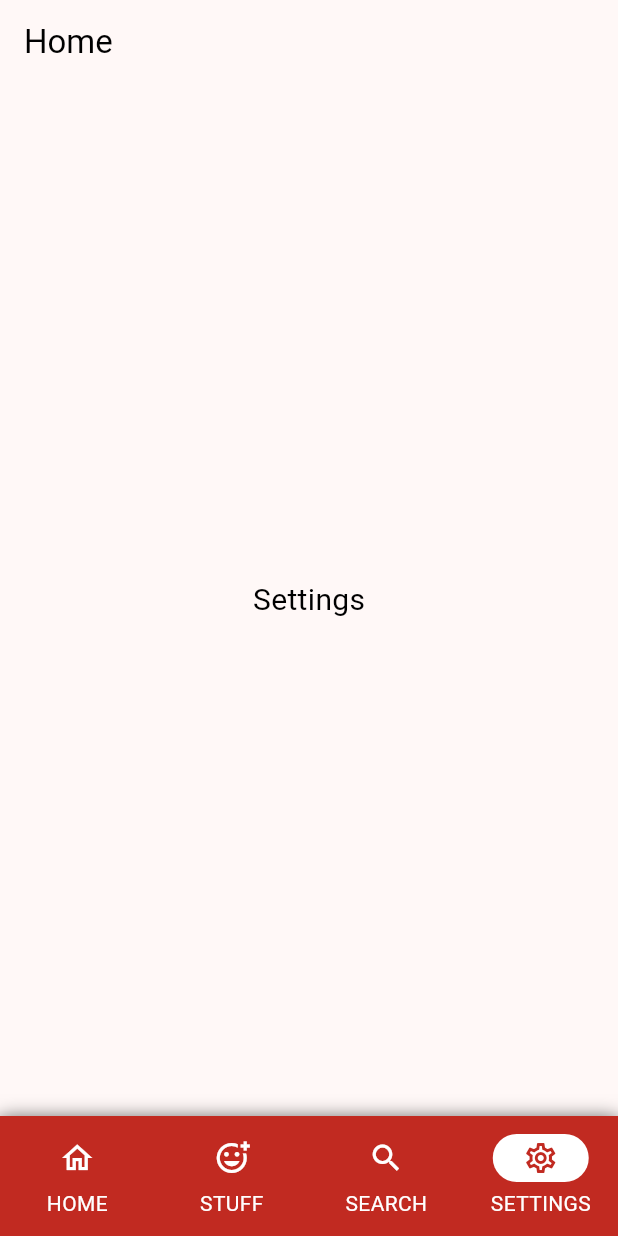
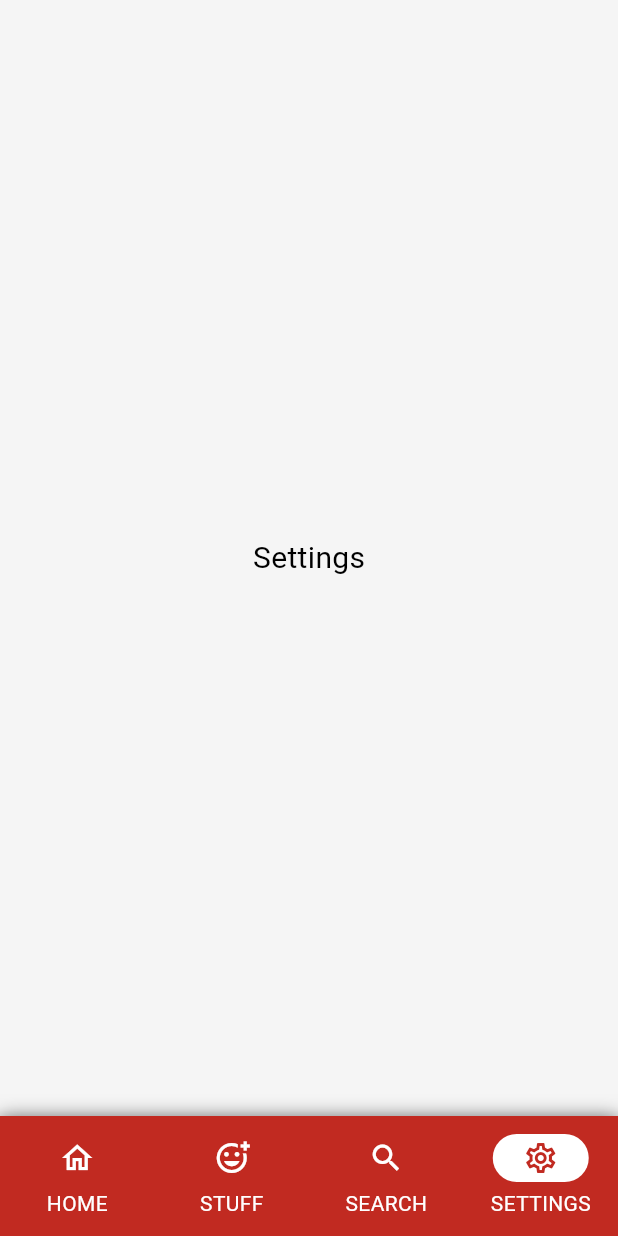
Before and after one commit to xupisco/flutter_basic_scaffold, a Flutter app: the screen it shows after launch, item 4 of the bottom bar chosen, on a phone screen of 412 x 824 dp. Run offline on Flutter 3.47's test engine with Material 3 defaults, Android fonts, the phone set to English and light mode, and no system bars; our stand-ins replace go_router.

Commit message:
playing around

```diff
--- a/lib/main.dart
+++ b/lib/main.dart
@@ -16,6 +16,7 @@ class Bobs extends StatelessWidget {
   Widget build(BuildContext context) => MaterialApp.router (
       routerConfig: router,
       debugShowCheckedModeBanner: Constants.showDebugBanner,
-      theme: BobsTheme.getAppTheme()
+      theme: lightTheme,
+      darkTheme: darkTheme,
     );
 }
--- a/lib/pages/_scaffold.dart
+++ b/lib/pages/_scaffold.dart
@@ -18,8 +18,8 @@ class BaseScaffold extends StatelessWidget {
         value: SystemUiOverlayStyle(
             statusBarBrightness: Brightness.light,
             statusBarIconBrightness: Brightness.light,
-            statusBarColor: AppColors.primary,
-            systemNavigationBarColor: AppColors.primary),
+            statusBarColor: BobsColors.primary,
+            systemNavigationBarColor: BobsColors.primary),
         child: Scaffold(
           body: navigationShell,
           bottomNavigationBar: Container(
@@ -37,7 +37,7 @@ class BaseScaffold extends StatelessWidget {
               selectedIndex: navigationShell.currentIndex,
               onDestinationSelected: navigationShell.goBranch,
               indicatorColor: Colors.white,
-              backgroundColor: AppColors.primary,
+              backgroundColor: BobsColors.primary,
               destinations: destinations
                   .map((destination) => NavigationDestination(
                         icon: Icon(
@@ -47,7 +47,7 @@ class BaseScaffold extends StatelessWidget {
                         label: destination.label.toUpperCase(),
                         selectedIcon: Icon(
                           destination.icon,
-                          color: AppColors.primary,
+                          color: BobsColors.primary,
                         ),
                       ))
                   .toList(),
--- a/lib/pages/search.dart
+++ b/lib/pages/search.dart
@@ -6,7 +6,7 @@ class SearchPage extends StatelessWidget {
 
   @override
   Widget build(BuildContext context) => Scaffold(
-    appBar: AppBar(title: const Text('Home')),
+    appBar: AppBar(title: const Text('Search')),
     body: Center(
       child: Column(
         mainAxisAlignment: MainAxisAlignment.center,
--- a/lib/pages/settings.dart
+++ b/lib/pages/settings.dart
@@ -6,7 +6,6 @@ class SettingsPage extends StatelessWidget {
 
   @override
   Widget build(BuildContext context) => Scaffold(
-    appBar: AppBar(title: const Text('Home')),
     body: Center(
       child: Column(
         mainAxisAlignment: MainAxisAlignment.center,
--- a/lib/pages/stuff.dart
+++ b/lib/pages/stuff.dart
@@ -6,7 +6,7 @@ class StuffPage extends StatelessWidget {
 
   @override
   Widget build(BuildContext context) => Scaffold(
-    appBar: AppBar(title: const Text('Home')),
+    appBar: AppBar(title: const Text('Stuff')),
     body: Center(
       child: Column(
         mainAxisAlignment: MainAxisAlignment.center,
--- a/lib/utils/bobs_theme.dart
+++ b/lib/utils/bobs_theme.dart
@@ -1,27 +1,35 @@
 import 'package:flutter/material.dart';
 
-class AppColors {
+class BobsColors {
   static const primary = Color(0xffc12a21);
 }
 
-class BobsTheme {
-  static ThemeData getAppTheme() {
-    return ThemeData(
-      useMaterial3: true,
-
-      // Colors
-      primaryColor: AppColors.primary,
-      colorScheme: ColorScheme.fromSeed(
-        seedColor: AppColors.primary,
-        contrastLevel: 1,
+ThemeData lightTheme = ThemeData(
+  colorScheme: ColorScheme.light(
+    brightness: Brightness.light,
+    surface: Colors.grey.shade100,
+    primary: BobsColors.primary
   ),
 
-      // Navigation Bar
   navigationBarTheme: NavigationBarThemeData(
     indicatorColor: Colors.black.withAlpha(60),
     labelTextStyle:
         WidgetStateProperty.all(const TextStyle(color: Colors.white)),
   ),
 );
-  }
-}
+
+ThemeData darkTheme = ThemeData(
+  appBarTheme: AppBarTheme(color: BobsColors.primary),
+  colorScheme: ColorScheme.dark(
+      brightness: Brightness.dark,
+      surface: Colors.grey.shade900,
+      primary: BobsColors.primary,
+      onPrimary: Colors.white
+  ),
+
+  navigationBarTheme: NavigationBarThemeData(
+    indicatorColor: Colors.black.withAlpha(60),
+    labelTextStyle:
+        WidgetStateProperty.all(const TextStyle(color: Colors.white)),
+  ),
+);
--- a/pubspec.yaml
+++ b/pubspec.yaml
@@ -14,6 +14,7 @@ dependencies:
 
   cupertino_icons: ^1.0.2
   go_router: ^14.6.0
+  google_fonts: ^6.2.1
 
 dev_dependencies:
   flutter_test:
```
Also changed, not shown: pubspec.lock. Lines whose indentation alone changed are shown as unchanged.
